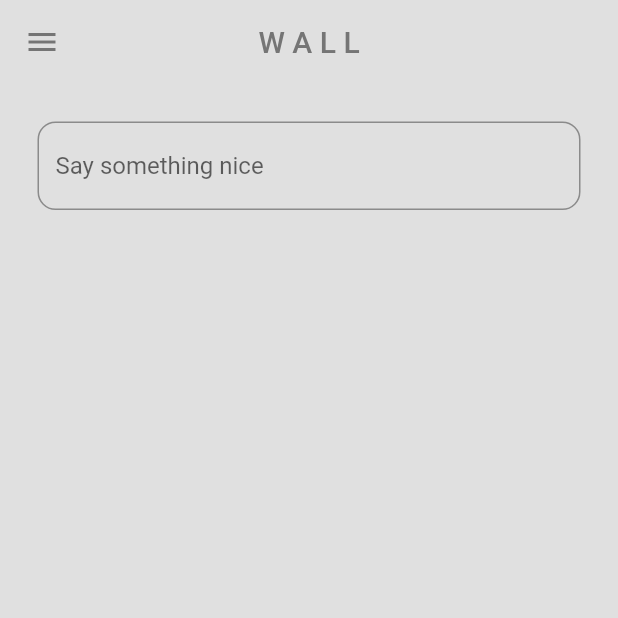
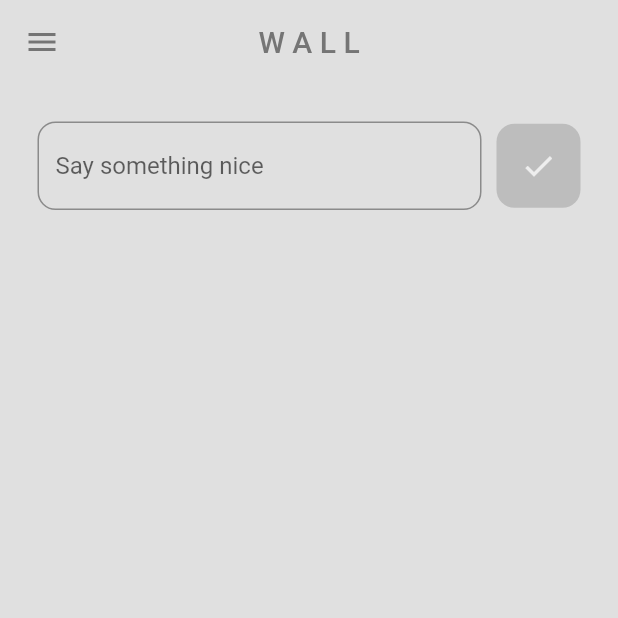
Before and after one commit to noelg-cj/Social-app, a Flutter app: the screen it shows once a user with an empty profile is signed in, on a phone screen of 412 x 824 dp, the top half of it. Run offline on Flutter 3.47's test engine with Material 2 defaults, Android fonts, the phone set to English and light mode, and no system bars; our stand-ins replace cloud_firestore, firebase_auth, firebase_core; accounts and stored records are empty.

Commit message:
Textinput firebase connection added

```diff
--- a/lib/components/my_post_button.dart
+++ b/lib/components/my_post_button.dart
@@ -9,8 +9,17 @@ class PostButton extends StatelessWidget {
     return GestureDetector(
       onTap: onTap,
       child: Container(
+        padding: EdgeInsets.all(16),
+        margin: EdgeInsets.only(left: 10),
         decoration: BoxDecoration(
-          color: Theme.of(context).colorScheme.secondary
+          color: Theme.of(context).colorScheme.secondary,
+          borderRadius: BorderRadius.circular(12)
+        ),
+        child: Center(
+          child: Icon(
+            Icons.done,
+            color: Theme.of(context).colorScheme.primary,
+          ),
         ),
       ),
     );
--- a/lib/pages/home_page.dart
+++ b/lib/pages/home_page.dart
@@ -1,11 +1,24 @@
 import 'package:flutter/material.dart';
 import 'package:social_app/components/my_drawer.dart';
+import 'package:social_app/components/my_post_button.dart';
 import 'package:social_app/components/my_textfield.dart';
+import 'package:social_app/database/firestore.dart';
 
 class HomePage extends StatelessWidget {
   HomePage({super.key});
 
+  final FireStoreDatabase database = FireStoreDatabase();
+
   final TextEditingController newPostController = TextEditingController();
+
+  void postMessage() {
+    if (newPostController.text.isNotEmpty) {
+      String message = newPostController.text;
+      database.addPost(message);
+    }
+
+    newPostController.clear();
+  }
 
   @override
   Widget build(BuildContext context) {
@@ -23,10 +36,20 @@ class HomePage extends StatelessWidget {
         children: [
           Padding(
             padding: const EdgeInsets.all(25),
-            child: MyTextField(
-              hintText: "Say something nice",
-              obscureText: false,
-              controller: newPostController
+            child: Row(
+              children: [
+                Expanded(
+                  child: MyTextField(
+                    hintText: "Say something nice",
+                    obscureText: false,
+                    controller: newPostController
+                  ),
+                ),
+
+                PostButton(
+                  onTap: postMessage
+                )
+              ],
             ),
           )
         ],
```
